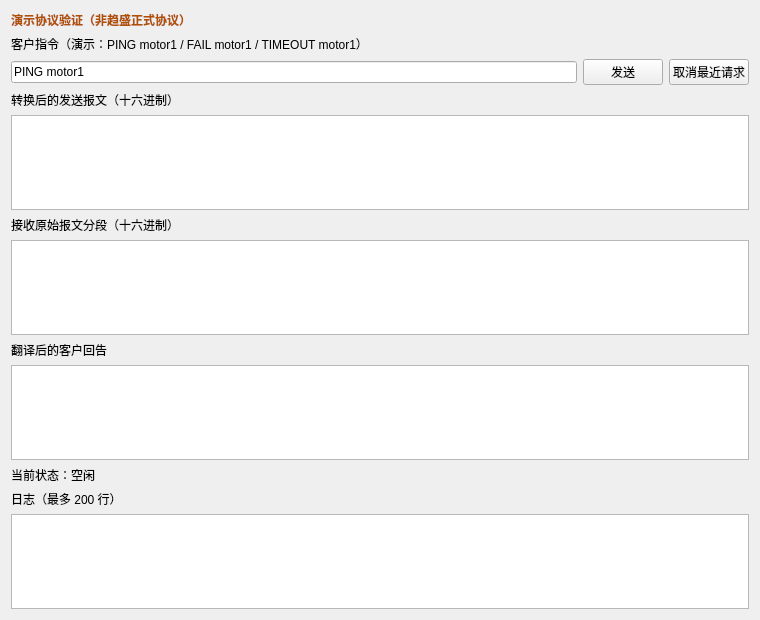
Trendwin/Translation, file widget.ui: the form before one commit.
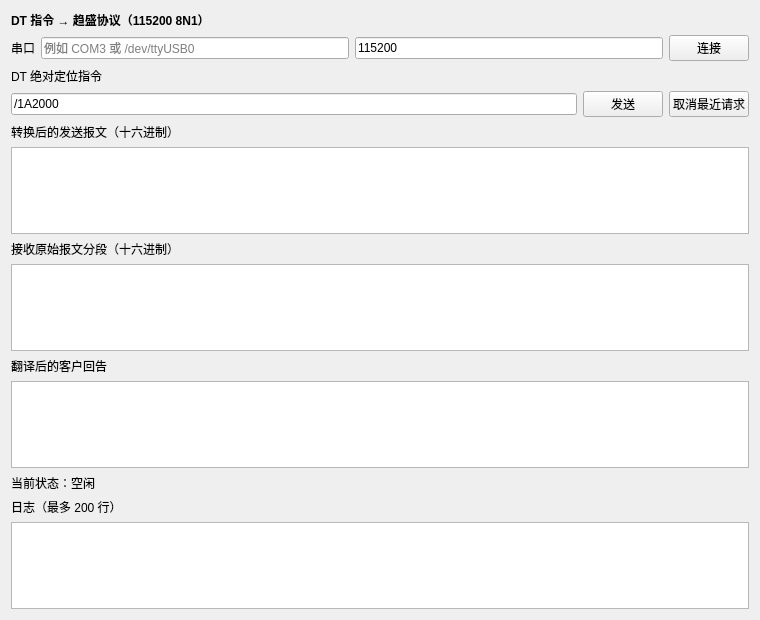
The form after the commit.

Patch:
```diff
--- a/widget.ui
+++ b/widget.ui
@@ -4,9 +4,10 @@
  <widget class="QWidget" name="Widget">
   <property name="geometry"><rect><x>0</x><y>0</y><width>760</width><height>620</height></rect></property>
   <layout class="QVBoxLayout" name="verticalLayout">
-   <item><widget class="QLabel" name="demoLabel"><property name="text"><string>演示协议验证（非趋盛正式协议）</string></property><property name="styleSheet"><string>font-weight:bold;color:#b05000</string></property></widget></item>
-   <item><widget class="QLabel" name="commandLabel"><property name="text"><string>客户指令（演示：PING motor1 / FAIL motor1 / TIMEOUT motor1）</string></property></widget></item>
-   <item><layout class="QHBoxLayout" name="commandLayout"><item><widget class="QLineEdit" name="commandEdit"><property name="text"><string>PING motor1</string></property></widget></item><item><widget class="QPushButton" name="sendButton"><property name="text"><string>发送</string></property></widget></item><item><widget class="QPushButton" name="cancelButton"><property name="text"><string>取消最近请求</string></property></widget></item></layout></item>
+   <item><widget class="QLabel" name="demoLabel"><property name="text"><string>DT 指令 → 趋盛协议（115200 8N1）</string></property><property name="styleSheet"><string>font-weight:bold</string></property></widget></item>
+   <item><layout class="QHBoxLayout" name="serialLayout"><item><widget class="QLabel" name="portLabel"><property name="text"><string>串口</string></property></widget></item><item><widget class="QLineEdit" name="portEdit"><property name="placeholderText"><string>例如 COM3 或 /dev/ttyUSB0</string></property></widget></item><item><widget class="QLineEdit" name="baudEdit"><property name="text"><string>115200</string></property><property name="maximumWidth"><number>90</number></property></widget></item><item><widget class="QPushButton" name="connectButton"><property name="text"><string>连接</string></property></widget></item></layout></item>
+   <item><widget class="QLabel" name="commandLabel"><property name="text"><string>DT 绝对定位指令</string></property></widget></item>
+   <item><layout class="QHBoxLayout" name="commandLayout"><item><widget class="QLineEdit" name="commandEdit"><property name="text"><string>/1A2000</string></property></widget></item><item><widget class="QPushButton" name="sendButton"><property name="text"><string>发送</string></property></widget></item><item><widget class="QPushButton" name="cancelButton"><property name="text"><string>取消最近请求</string></property></widget></item></layout></item>
    <item><widget class="QLabel" name="sentLabel"><property name="text"><string>转换后的发送报文（十六进制）</string></property></widget></item>
    <item><widget class="QTextEdit" name="sentEdit"><property name="readOnly"><bool>true</bool></property><property name="maximumHeight"><number>70</number></property></widget></item>
    <item><widget class="QLabel" name="receivedLabel"><property name="text"><string>接收原始报文分段（十六进制）</string></property></widget></item>
```
